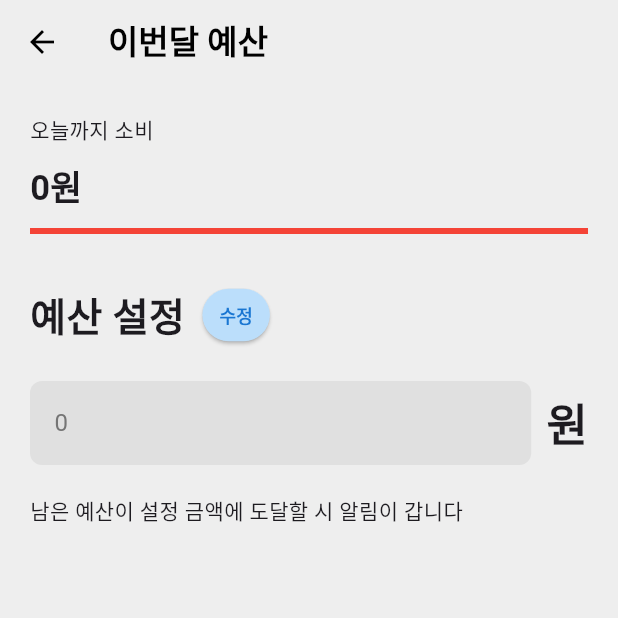
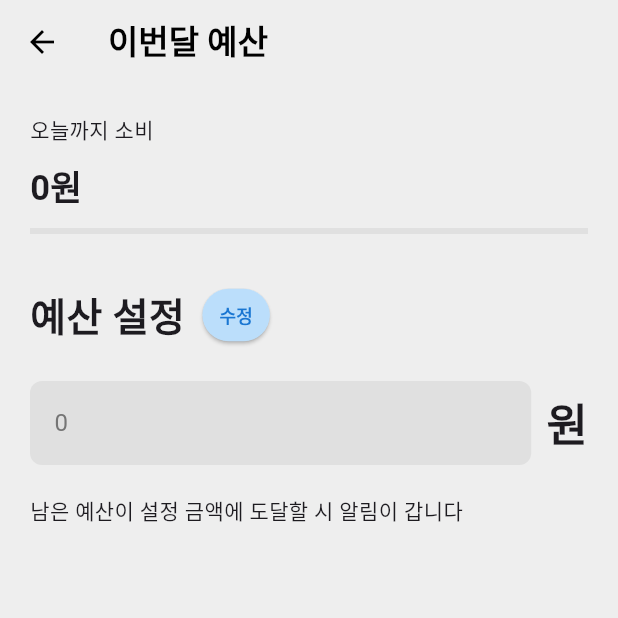
Before and after one commit to KIMjjjjjjjj/BudgetBook, a Flutter app: the BudgetSetting screen opened directly with empty values, on a phone screen of 412 x 824 dp, the top half of it. Run offline on Flutter 3.47's test engine with Material 3 defaults, Android fonts, the phone set to English and light mode, and no system bars; our stand-ins replace cloud_firestore, firebase_auth, firebase_core, firebase_messaging, firebase_storage, fl_chart and 5 more; missing offline and left inert: mailer; accounts and stored records are empty.

Commit message:
Update budget_setting.dart
프로그래스바 수정

```diff
--- a/lib/budget_setting.dart
+++ b/lib/budget_setting.dart
@@ -151,8 +151,8 @@ class _BudgetSettingState extends State<BudgetSetting> {
             ),
             SizedBox(height: 10),
             LinearProgressIndicator(
-              value: totalSpent < 0 ? 0 : totalSpent / budgetAmount,
-              color: totalSpent >= 0 ? Colors.red : Colors.green,
+              value: (budgetAmount > 0) ? totalSpent / budgetAmount : 0,
+              color: Colors.red,
               backgroundColor: Colors.grey[300],
             ),
             SizedBox(height: 30),
```
